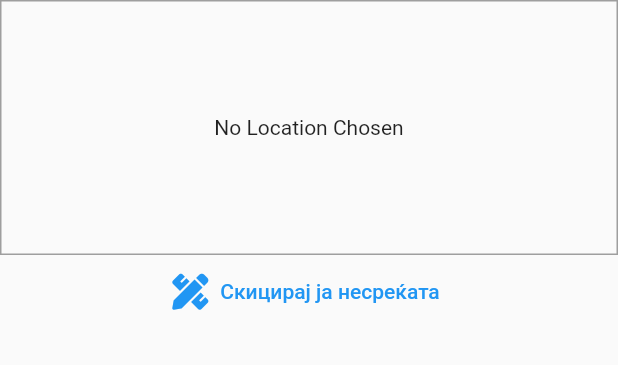
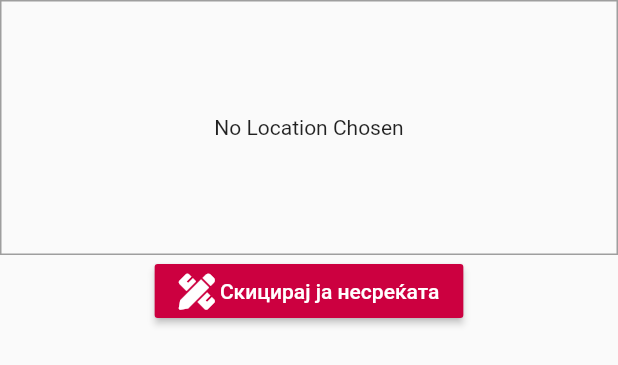
Before and after one commit to aavramovic/insurhack_izveshtaj_app, a Flutter app: the LocationInput widget shown alone on an empty page, opened directly, on a phone screen of 412 x 824 dp. Shown: the top 365 px of the screen. Run offline on Flutter 3.47's test engine with Material 2 defaults, Android fonts, the phone set to English and light mode, and no system bars; our stand-ins replace flutter_colorpicker, font_awesome_flutter, image_picker, location, qr_flutter, rflutter_alert; missing offline and left inert: barcode_scan, qr_code_scanner; accounts and stored records are empty; network calls fail.

Commit message:
button color work

```diff
--- a/lib/widgets/location_input.dart
+++ b/lib/widgets/location_input.dart
@@ -18,6 +18,7 @@ class _LocationInputState extends State<LocationInput> {
     final locationData = await Location().getLocation();
     final staticMapImageUrl = LocationHelper.generateLocationPreviewImage(latitude: locationData.latitude, longitude: locationData.longitude, zoom: 20);
     final drawImageUrl = LocationHelper.generateLocationPreviewImage(latitude: locationData.latitude, longitude: locationData.longitude, zoom: 28, width: 600, height: 300);
+
 
     setState(() {
       _previewImageUrl = staticMapImageUrl;
@@ -51,6 +52,8 @@ class _LocationInputState extends State<LocationInput> {
 
   @override
   Widget build(BuildContext context) {
+    final _colorSecondary = Color.fromRGBO(204,0,64, 1);
+    final _colorWhite = Color.fromRGBO(255, 255, 255, 1);
     return Column(
       children: <Widget>[
         Container(
@@ -74,13 +77,19 @@ class _LocationInputState extends State<LocationInput> {
         Row(
           mainAxisAlignment: MainAxisAlignment.center,
           children: <Widget>[
-            FlatButton.icon(
-              icon: Icon(
-                FontAwesomeIcons.pencilRuler,
+            ButtonTheme(
+              minWidth: 200.0,
+              child: RaisedButton(
+                child: Row(
+                  children: <Widget>[
+                    Icon(FontAwesomeIcons.pencilRuler),
+                    Text(' Скицирај ја несреќата',),
+                  ],
+                ),
+                textColor: _colorWhite,
+                color: _colorSecondary,
+                onPressed: _openDrawWidget,
               ),
-              label: Text('Скицирај ја несреќата'),
-              textColor: Theme.of(context).primaryColor,
-              onPressed: _openDrawWidget,
             ),
           ],
         ),
```
Also changed, not shown: lib/screens/signature.dart (+21 -0 lines), lib/widgets/image_input.dart (+3 -4 lines).
